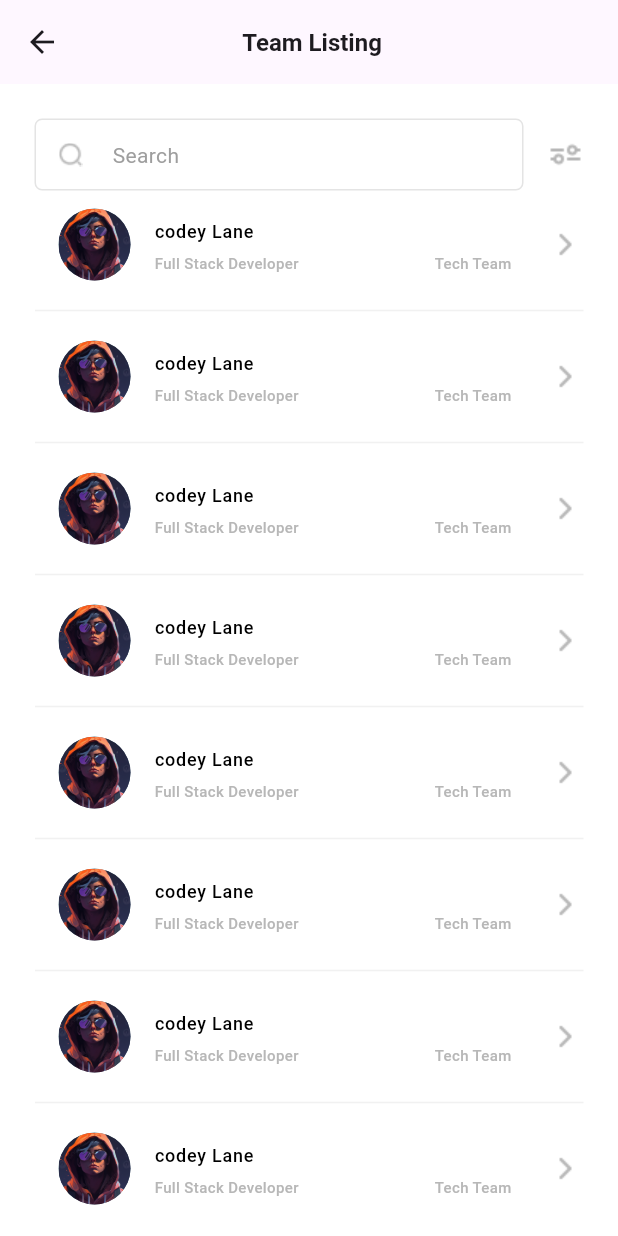
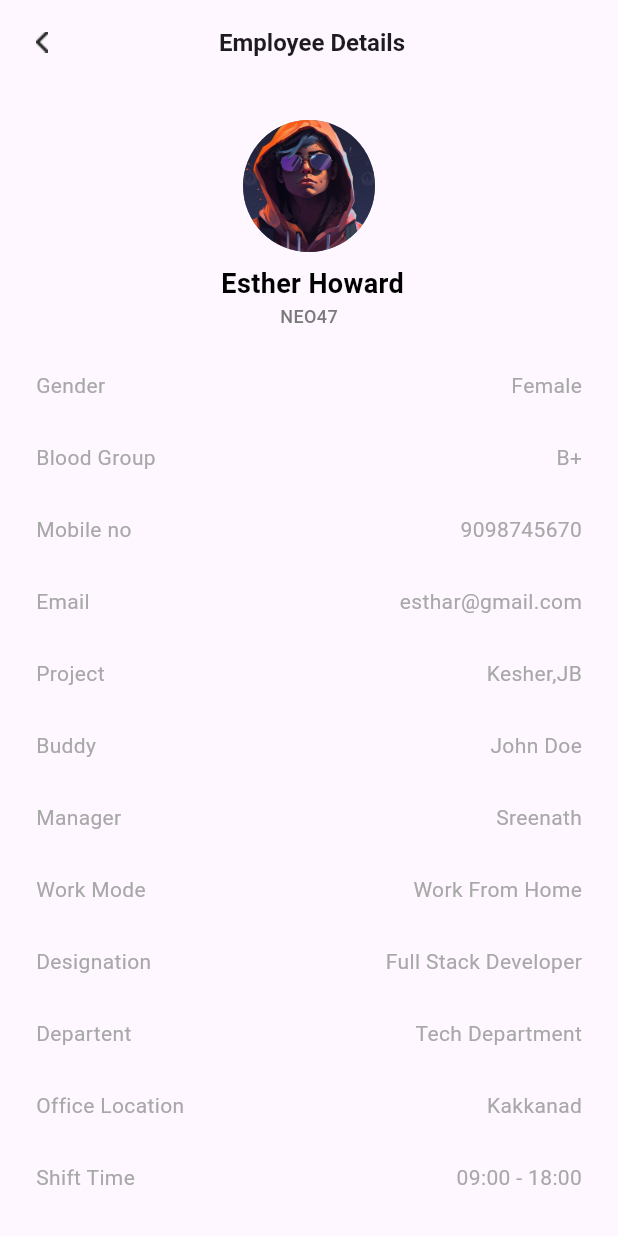
Before and after one commit to Balagopal-R/nms_main, a Flutter app: the NmsDashboardScreen screen opened by its route, after a tap on "dashBoard", on a phone screen of 412 x 824 dp. Run offline on Flutter 3.47's test engine with Material 3 defaults, Android fonts, the phone set to English and light mode, and no system bars; our stand-ins replace another_flushbar, flutter_svg, get, jwt_decoder, shared_preferences; accounts and stored records are empty; Roboto replaces fonts that are missing (DMSans); project files that could hold a hidden picture were left out.

Commit message:
add employee details ui

```diff
--- /dev/null
+++ b/lib/features/employee_details/employee_details_screen.dart
@@ -0,0 +1,114 @@
+import 'package:flutter/material.dart';
+import 'package:nms/widgets/appbar_main_widget.dart';
+
+import '../../utils/constants/constants.dart';
+import '../../utils/utils.dart';
+
+class EmployeeDetailsScreen extends StatelessWidget {
+  const EmployeeDetailsScreen({super.key});
+
+  @override
+  Widget build(BuildContext context) {
+    return SafeArea(
+      child: Scaffold(
+        appBar: appbarMain(context, 'Employee Details'),
+        body: const Padding(
+          padding: EdgeInsets.only(left: 24, right: 24, bottom: 16),
+          child: SingleChildScrollView(
+            child: Column(
+              children: [
+                SizedBox(
+                  height: 24,
+                ),
+                Center(
+                  child: CircleAvatar(
+                      radius: 44,
+                      backgroundColor: Colors.blueGrey,
+                      backgroundImage: AssetImage('assets/png/person.jpg')),
+                ),
+                SizedBox(
+                  height: 8,
+                ),
+                Text(
+                  ' Esther Howard',
+                  style: TextStyle(
+                      color: Colors.black,
+                      fontSize: 18,
+                      fontWeight: FontWeight.w700),
+                ),
+                Text(
+                  'NEO47',
+                  style: TextStyle(
+                      color: iconColor,
+                      fontSize: 12,
+                      fontWeight: FontWeight.w500),
+                ),
+                sizedBoxt28,
+                Row(
+                  mainAxisAlignment: MainAxisAlignment.spaceBetween,
+                  children: [Text('Gender'), Text('Female')],
+                ),
+                sizedBoxt28,
+                Row(
+                  mainAxisAlignment: MainAxisAlignment.spaceBetween,
+                  children: [Text('Blood Group'), Text('B+')],
+                ),
+                sizedBoxt28,
+                Row(
+                  mainAxisAlignment: MainAxisAlignment.spaceBetween,
+                  children: [Text('Mobile no'), Text('9098745670')],
+                ),
+                sizedBoxt28,
+                Row(
+                  mainAxisAlignment: MainAxisAlignment.spaceBetween,
+                  children: [Text('Email'), Text('esthar@gmail.com')],
+                ),
+                sizedBoxt28,
+                Row(
+                  mainAxisAlignment: MainAxisAlignment.spaceBetween,
+                  children: [Text('Project'), Text('Kesher,JB')],
+                ),
+                sizedBoxt28,
+                Row(
+                  mainAxisAlignment: MainAxisAlignment.spaceBetween,
+                  children: [Text('Buddy'), Text('John Doe')],
+                ),
+                sizedBoxt28,
+                Row(
+                  mainAxisAlignment: MainAxisAlignment.spaceBetween,
+                  children: [Text('Manager'), Text('Sreenath')],
+                ),
+                sizedBoxt28,
+                Row(
+                  mainAxisAlignment: MainAxisAlignment.spaceBetween,
+                  children: [Text('Work Mode'), Text('Work From Home')],
+                ),
+                sizedBoxt28,
+                Row(
+                  mainAxisAlignment: MainAxisAlignment.spaceBetween,
+                  children: [Text('Designation'), Text('Full Stack Developer')],
+                ),
+                sizedBoxt28,
+                Row(
+                  mainAxisAlignment: MainAxisAlignment.spaceBetween,
+                  children: [Text('Departent '), Text('Tech Department')],
+                ),
+                sizedBoxt28,
+                Row(
+                  mainAxisAlignment: MainAxisAlignment.spaceBetween,
+                  children: [Text('Office Location'), Text('Kakkanad')],
+                ),
+                sizedBoxt28,
+                Row(
+                  mainAxisAlignment: MainAxisAlignment.spaceBetween,
+                  children: [Text('Shift Time'), Text('09:00 - 18:00')],
+                ),
+                sizedBoxt28,
+              ],
+            ),
+          ),
+        ),
+      ),
+    );
+  }
+}
--- a/lib/features/nms_dasboard/nms_dashboard_screen.dart
+++ b/lib/features/nms_dasboard/nms_dashboard_screen.dart
@@ -1,7 +1,7 @@
 import 'package:flutter/material.dart';
 import 'package:get/get.dart';
 
-import '../team_listing/team_listing.dart';
+import '../employee_details/employee_details_screen.dart';
 
 class NmsDashboardScreen extends StatelessWidget {
   const NmsDashboardScreen({super.key});
@@ -12,7 +12,7 @@ class NmsDashboardScreen extends StatelessWidget {
       appBar: AppBar(
         title: InkWell(
             onTap: () {
-              Get.to(const TeamListingScreen());
+              Get.to(const EmployeeDetailsScreen());
             },
             child: const Text('dashBoard')),
       ),
--- /dev/null
+++ b/lib/utils/constants/constants.dart
@@ -0,0 +1,5 @@
+import 'package:flutter/material.dart';
+
+const sizedBoxt28 = SizedBox(
+  height: 28,
+);
--- a/lib/widgets/appbar_main_widget.dart
+++ b/lib/widgets/appbar_main_widget.dart
@@ -1,8 +1,14 @@
 import 'package:flutter/material.dart';
+import 'package:get/get.dart';
 
 AppBar appbarMain(BuildContext context, String appbarName) {
   // final String appbarName;
   return AppBar(
+    leading: InkWell(
+        onTap: () {
+          Get.back();
+        },
+        child: Image.asset('assets/png/arrow_left.png')),
     surfaceTintColor: Colors.white,
     title: SizedBox(
         width: MediaQuery.of(context).size.width - 140,
```
Also changed, not shown: assets/png/arrow_left.png (added), lib/features/employee_details/employee_details.dart (added), lib/features/employee_details/employee_details_controller.dart (added).
